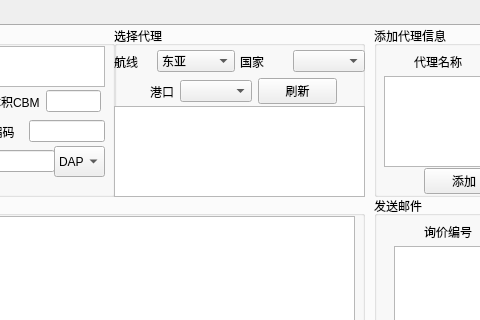
Qt form untitled.ui (jerryliang122-vast/working-CIF-service) before a commit; both pictures show x 238 to 718 and y 0 to 320 of the 900 by 504 pixel window.
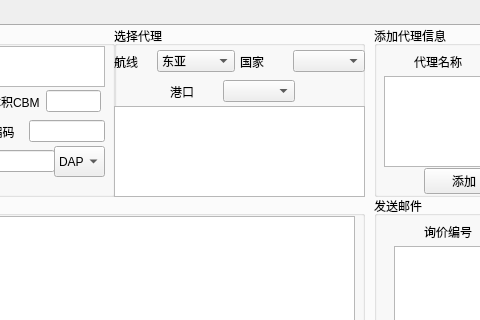
The same form after that commit.

Diff of the .ui file:
```diff
--- a/untitled.ui
+++ b/untitled.ui
@@ -375,9 +375,9 @@
      <widget class="QWidget" name="horizontalLayoutWidget_7">
       <property name="geometry">
        <rect>
-        <x>30</x>
+        <x>50</x>
         <y>50</y>
-        <width>193</width>
+        <width>131</width>
         <height>31</height>
        </rect>
       </property>
@@ -408,13 +408,6 @@
        <item>
         <widget class="QComboBox" name="gangkou"/>
        </item>
-       <item>
-        <widget class="QPushButton" name="daili_list_update">
-         <property name="text">
-          <string>刷新</string>
-         </property>
-        </widget>
-       </item>
       </layout>
      </widget>
      <widget class="QWidget" name="horizontalLayoutWidget_8">
```
Left out of the diff: 9 changed lines with no effect on the pictures.
